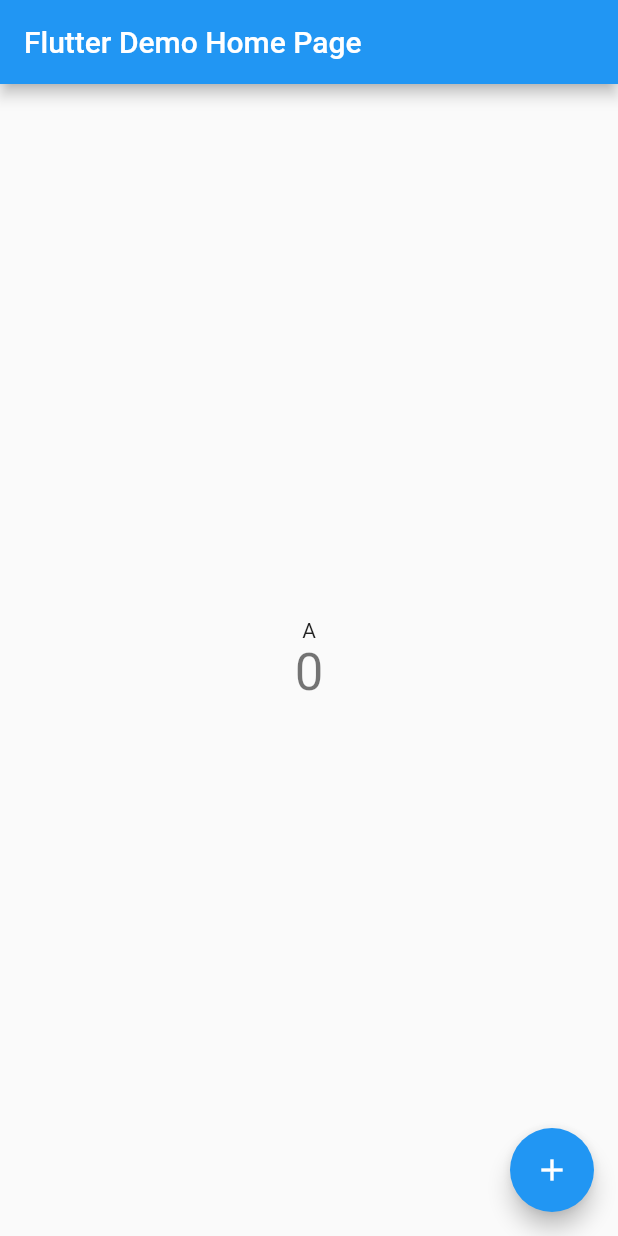
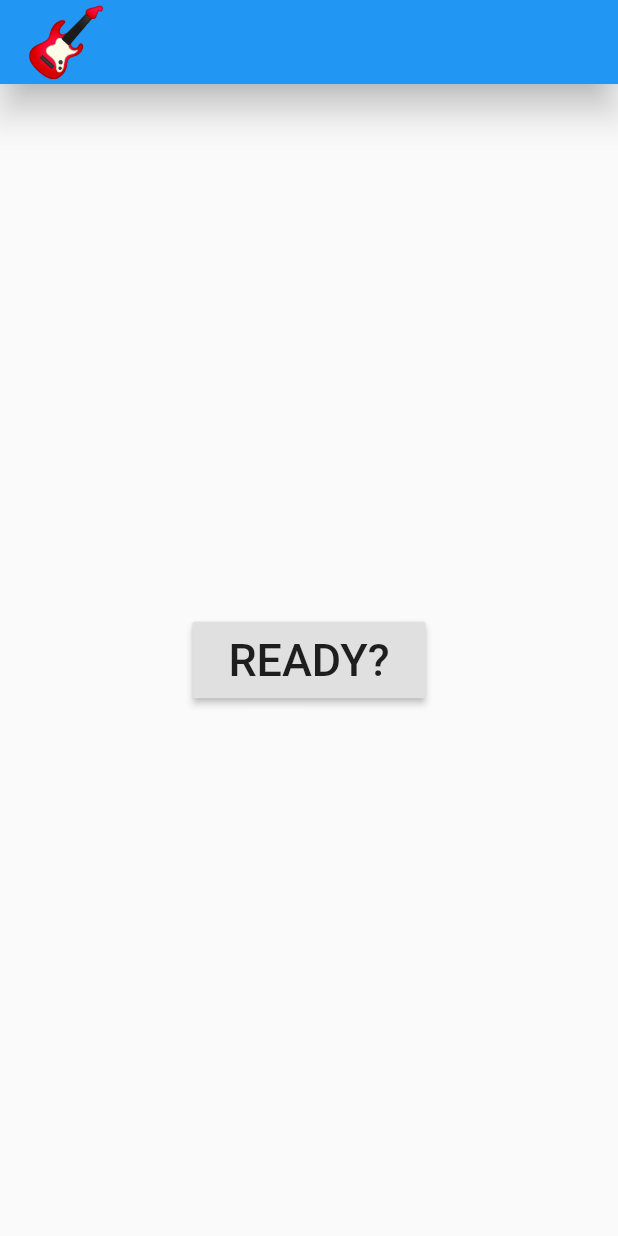
Before and after one commit to vandadnp/flutter-note-guessing-game, a Flutter app: the screen it shows after launch, on a phone screen of 412 x 824 dp. Run offline on Flutter 3.47's test engine with Material 2 defaults, Android fonts, the phone set to English and light mode, and no system bars; our stand-ins replace assets_audio_player.

Commit message:
add raised button to the center of the welcome screen

```diff
--- a/note_guessing_game/lib/main.dart
+++ b/note_guessing_game/lib/main.dart
@@ -1,5 +1,5 @@
 import 'package:flutter/material.dart';
-import 'note.dart';
+import 'splash.dart';
 
 void main() {
   runApp(MyApp());
@@ -15,54 +15,7 @@
         primarySwatch: Colors.blue,
         visualDensity: VisualDensity.adaptivePlatformDensity,
       ),
-      home: MyHomePage(title: 'Flutter Demo Home Page'),
+      home: Splash(),
     );
   }
 }
-
-class MyHomePage extends StatefulWidget {
-  MyHomePage({Key key, this.title}) : super(key: key);
-
-  final String title;
-
-  @override
-  _MyHomePageState createState() => _MyHomePageState();
-}
-
-class _MyHomePageState extends State<MyHomePage> {
-  int _counter = 0;
-
-  void _incrementCounter() {
-    setState(() {
-      _counter++;
-    });
-  }
-
-  @override
-  Widget build(BuildContext context) {
-    return Scaffold(
-      appBar: AppBar(
-        title: Text(widget.title),
-      ),
-      body: Center(
-        child: Column(
-          mainAxisAlignment: MainAxisAlignment.center,
-          children: <Widget>[
-            Text(
-              NoteType.a.name
-            ),
-            Text(
-              '$_counter',
-              style: Theme.of(context).textTheme.headline4,
-            ),
-          ],
-        ),
-      ),
-      floatingActionButton: FloatingActionButton(
-        onPressed: _incrementCounter,
-        tooltip: 'Increment',
-        child: Icon(Icons.add),
-      ),
-    );
-  }
-}
--- /dev/null
+++ b/note_guessing_game/lib/splash.dart
@@ -0,0 +1,32 @@
+import 'package:flutter/material.dart';
+
+class Splash extends StatelessWidget {
+  @override
+  Widget build(BuildContext context) {
+    return Scaffold(
+      appBar: AppBar(
+        elevation: 10.0,
+        title: Text(
+          "🎸",
+          style: TextStyle(
+            fontSize: 45.0,
+          ),
+        ),
+      ),
+      body: Center(
+        child: RaisedButton(
+          child: Padding(
+            padding: const EdgeInsets.all(8.0),
+            child: Text(
+              "READY?",
+              style: TextStyle(
+                fontSize: 30.0,
+              ),
+            ),
+          ),
+          onPressed: () {},
+        ),
+      ),
+    );
+  }
+}
```
